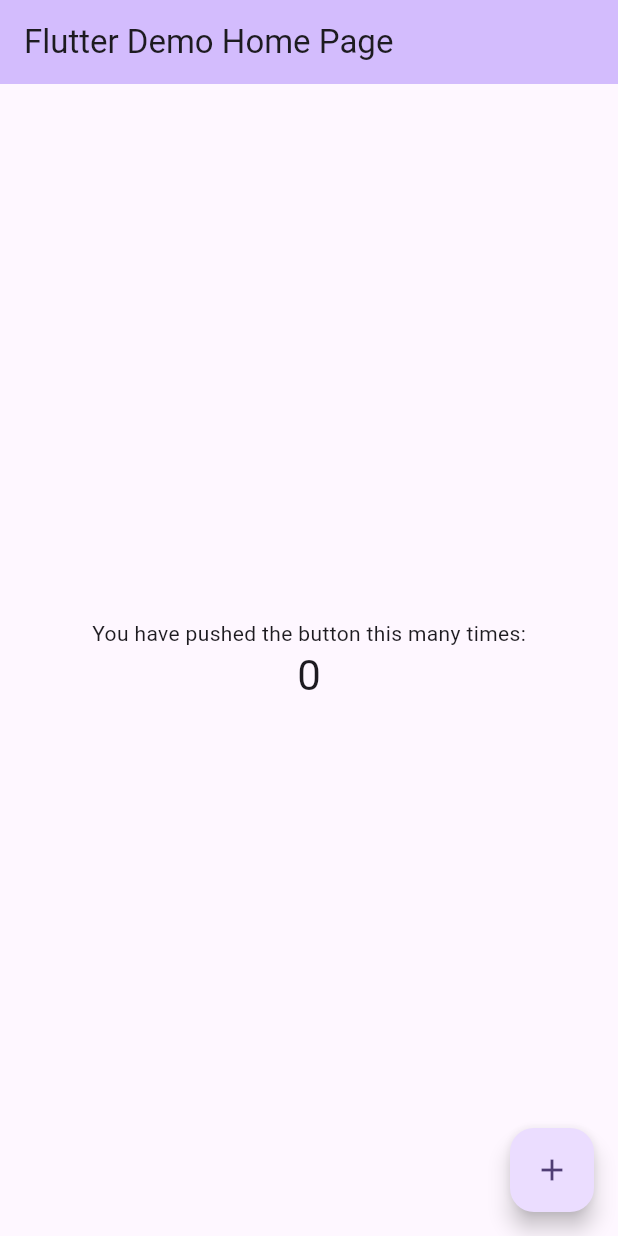
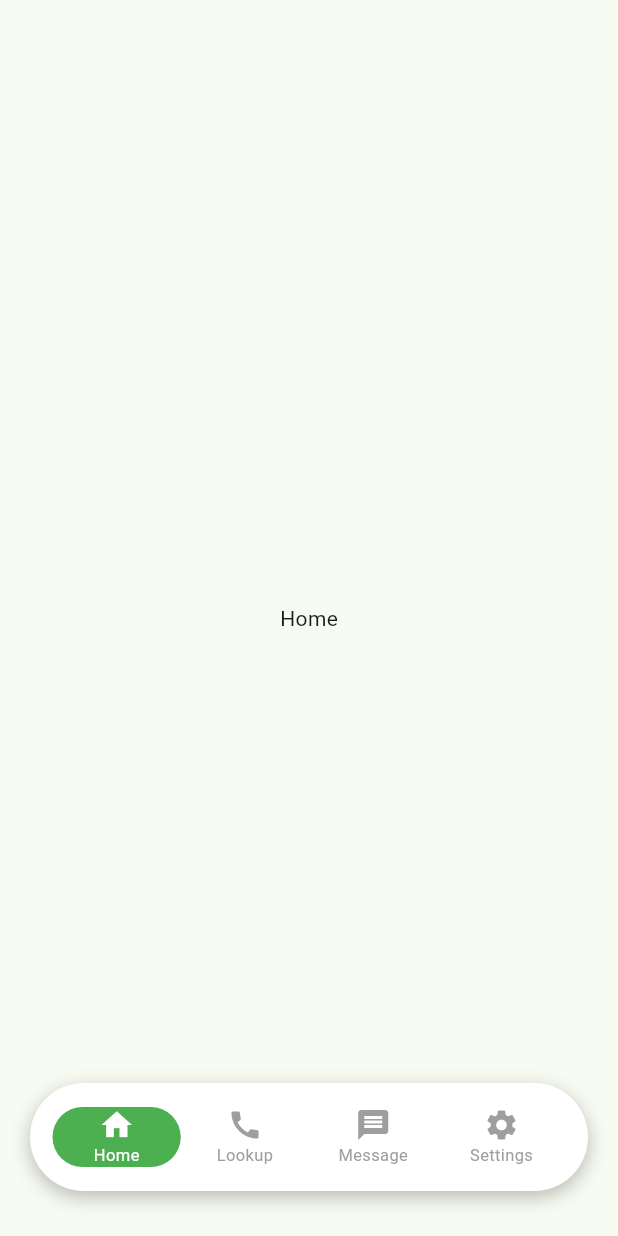
Before and after one commit to Wilsomwong2004/ScamTap, a Flutter app: the screen it shows after launch, on a phone screen of 412 x 824 dp. Run offline on Flutter 3.47's test engine with Material 3 defaults, Android fonts, the phone set to English and light mode, and no system bars; our stand-ins replace firebase_core; accounts and stored records are empty.

Commit message:
Update: add navibar.

```diff
--- a/lib/main.dart
+++ b/lib/main.dart
@@ -1,4 +1,5 @@
 import 'package:flutter/material.dart';
+import 'widgets/navibar.dart';
 
 void main() {
   runApp(const MyApp());
@@ -11,7 +12,8 @@ class MyApp extends StatelessWidget {
   @override
   Widget build(BuildContext context) {
     return MaterialApp(
-      title: 'Flutter Demo',
+      debugShowCheckedModeBanner: false,
+      title: 'ScamTap',
       theme: ThemeData(
         // This is the theme of your application.
         //
@@ -28,9 +30,9 @@ class MyApp extends StatelessWidget {
         //
         // This works for code too, not just values: Most code changes can be
         // tested with just a hot reload.
-        colorScheme: .fromSeed(seedColor: Colors.deepPurple),
+        colorScheme: .fromSeed(seedColor: Colors.green),
       ),
-      home: const MyHomePage(title: 'Flutter Demo Home Page'),
+      home: const Navibar(),
     );
   }
 }
@@ -71,11 +73,11 @@ class _MyHomePageState extends State<MyHomePage> {
   Widget build(BuildContext context) {
     // This method is rerun every time setState is called, for instance as done
     // by the _incrementCounter method above.
-    //
+ return Scaffold(    //
     // The Flutter framework has been optimized to make rerunning build methods
     // fast, so that you can just rebuild anything that needs updating rather
     // than having to individually change instances of widgets.
-    return Scaffold(
+
       appBar: AppBar(
         // TRY THIS: Try changing the color here to a specific color (to
         // Colors.amber, perhaps?) and trigger a hot reload to see the AppBar
--- /dev/null
+++ b/lib/pages/lookup_page.dart
@@ -0,0 +1,10 @@
+import 'package:flutter/material.dart';
+
+class LookupPage extends StatelessWidget {
+  const LookupPage({super.key});
+
+  @override
+  Widget build(BuildContext context) {
+    return const Placeholder();
+  }
+}
--- /dev/null
+++ b/lib/pages/message_page.dart
@@ -0,0 +1,10 @@
+import 'package:flutter/material.dart';
+
+class MessagePage extends StatelessWidget {
+  const MessagePage({super.key});
+
+  @override
+  Widget build(BuildContext context) {
+    return const Placeholder();
+  }
+}
--- /dev/null
+++ b/lib/pages/scamreport_page.dart
@@ -0,0 +1,10 @@
+import 'package:flutter/material.dart';
+
+class ScamreportPage extends StatelessWidget {
+  const ScamreportPage({super.key});
+
+  @override
+  Widget build(BuildContext context) {
+    return const Placeholder();
+  }
+}
--- /dev/null
+++ b/lib/widgets/navibar.dart
@@ -0,0 +1,133 @@
+import 'package:flutter/material.dart';
+
+class Navibar extends StatefulWidget {
+  const Navibar({super.key});
+
+  @override
+  State<Navibar> createState() => _NavibarState();
+}
+
+class _NavibarState extends State<Navibar>
+    with SingleTickerProviderStateMixin {
+  late AnimationController _controller;
+
+  @override
+  void initState() {
+    super.initState();
+    _controller = AnimationController(vsync: this);
+  }
+
+  @override
+  void dispose() {
+    _controller.dispose();
+    super.dispose();
+  }
+
+  int selectionIndex = 0;
+
+  final List<Widget> _pages = [
+    Center(child: Text('Home')),
+    Center(child: Text('Lookup')),
+    Center(child: Text('Message')),
+    Center(child: Text('Settings')),
+  ];
+
+  @override
+  Widget build(BuildContext context) {
+    return Scaffold(
+      body: Stack(
+          children: [
+            _pages[selectionIndex],
+
+            Positioned(
+              bottom: 30,
+              left: 20,
+              right: 20,
+              child: Stack(
+                clipBehavior: Clip.none,
+                alignment: Alignment.topCenter,
+                children: [
+
+                  Container(
+                    padding: EdgeInsets.symmetric(horizontal: 15, vertical: 16),
+                    decoration: BoxDecoration(
+                      color: Colors.white,
+                      borderRadius: BorderRadius.circular(60),
+                      boxShadow: [
+                        BoxShadow(color: Colors.black26, blurRadius: 10, offset: Offset(0, 4)),
+                      ],
+                    ),
+                    child: LayoutBuilder(
+                      builder: (context, constraints) {
+                        double itemWidth = constraints.maxWidth / 4;
+
+                        return Stack(
+                          children: [
+
+                            AnimatedPositioned(
+                              duration: Duration(milliseconds: 300),
+                              curve: Curves.easeInOut,
+                              left: itemWidth * selectionIndex,
+                              top: 0,
+                              bottom: 0,
+                              width: itemWidth,
+                              child: Padding(
+                                padding: EdgeInsetsGeometry.symmetric(
+                                  horizontal: 0,
+                                  vertical: 0,
+                                ),
+                                child: Container(
+                                  decoration: BoxDecoration(
+                                    color: Colors.green,
+                                    borderRadius: BorderRadius.circular(30),
+                                  ),
+                                ),
+                              )
+                            ),
+
+
+                            Row(
+                              children: [
+                                _navItem(Icons.home, 'Home', 0, itemWidth),
+                                _navItem(Icons.call, 'Lookup', 1, itemWidth),
+                                _navItem(Icons.message, 'Message', 2, itemWidth),
+                                _navItem(Icons.settings, 'Settings', 3, itemWidth),
+                              ],
+                            ),
+
+                          ],
+                        );
+                      },
+                    ),
+                  ),
+                ],
+              ),
+            ),
+        ],
+      ),
+    );
+  }
+
+  Widget _navItem(IconData icon, String label, int index, double width) {
+    final isSelected = selectionIndex == index;
+    return GestureDetector(
+      onTap: () => setState(() => selectionIndex = index),
+      child: SizedBox(
+        width: width,
+        child: Column(
+          mainAxisSize: MainAxisSize.min,
+          children: [
+            Icon(icon, color: isSelected ? Colors.white : Colors.grey),
+            Text(
+              label,
+              style: TextStyle(
+                fontSize: 11,
+                color: isSelected ? Colors.white : Colors.grey,
+              ),
+            ),
+          ],
+        ),
+      ),
+    );
+  }
+}
```
Also changed, not shown: lib/services/firebase_options.dart (renamed from lib/firebase_options.dart), 3 other files.
